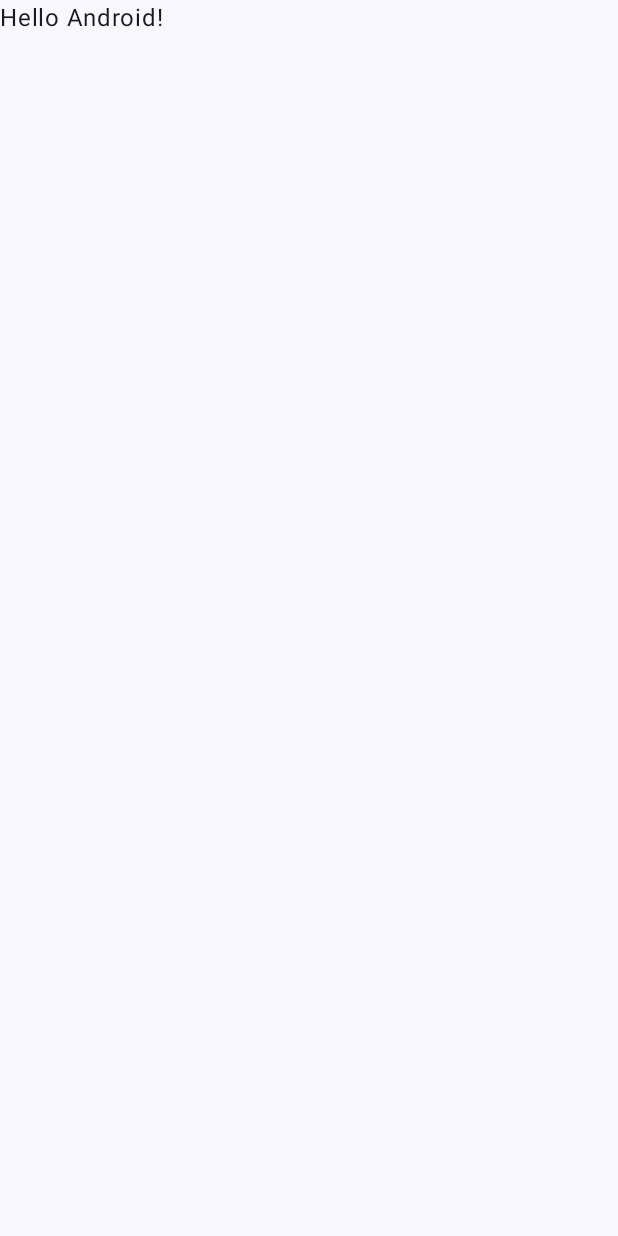
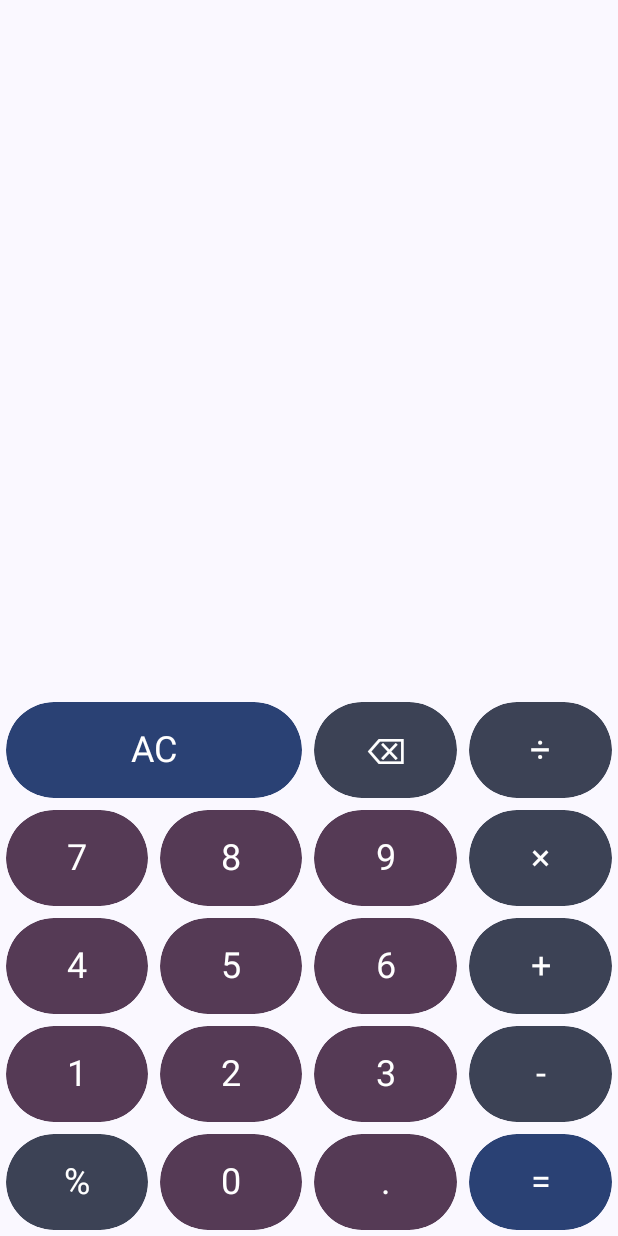
Before and after one commit to ro011110ot/KotlinCalculatorApp, an Android app built with Jetpack Compose: the screen it shows after launch (MainActivity), on a phone screen of 412 x 824 dp. Before the commit the screen is almost empty. Run offline under Robolectric (Android 15) with nearby library versions, the phone set to English and light mode, and no system bars.

Commit message:
Create buttons UI

```diff
--- a/app/src/main/java/com/botsheloramela/calculatorapp/MainActivity.kt
+++ b/app/src/main/java/com/botsheloramela/calculatorapp/MainActivity.kt
@@ -3,13 +3,26 @@ package com.botsheloramela.calculatorapp
 import android.os.Bundle
 import androidx.activity.ComponentActivity
 import androidx.activity.compose.setContent
+import androidx.compose.foundation.background
+import androidx.compose.foundation.layout.Column
+import androidx.compose.foundation.layout.Row
 import androidx.compose.foundation.layout.fillMaxSize
+import androidx.compose.foundation.layout.fillMaxWidth
+import androidx.compose.foundation.layout.padding
+import androidx.compose.foundation.layout.size
+import androidx.compose.foundation.shape.CircleShape
+import androidx.compose.material3.Button
+import androidx.compose.material3.ButtonDefaults
 import androidx.compose.material3.MaterialTheme
 import androidx.compose.material3.Surface
 import androidx.compose.material3.Text
 import androidx.compose.runtime.Composable
 import androidx.compose.ui.Modifier
+import androidx.compose.ui.draw.clip
+import androidx.compose.ui.text.TextStyle
 import androidx.compose.ui.tooling.preview.Preview
+import androidx.compose.ui.unit.dp
+import androidx.compose.ui.unit.sp
 import com.botsheloramela.calculatorapp.ui.theme.CalculatorAppTheme
 
 class MainActivity : ComponentActivity() {
@@ -22,7 +35,7 @@ class MainActivity : ComponentActivity() {
                     modifier = Modifier.fillMaxSize(),
                     color = MaterialTheme.colorScheme.background
                 ) {
-                    Greeting("Android")
+                    CalculatorScreen()
                 }
             }
         }
@@ -30,17 +43,75 @@ class MainActivity : ComponentActivity() {
 }
 
 @Composable
-fun Greeting(name: String, modifier: Modifier = Modifier) {
-    Text(
-        text = "Hello $name!",
-        modifier = modifier
+fun CalculatorScreen(modifier: Modifier = Modifier) {
+    val buttonRows = listOf(
+        listOf("AC", "⌫", "÷"),
+        listOf("7", "8", "9", "×"),
+        listOf("4", "5", "6", "+"),
+        listOf("1", "2", "3", "-"),
+        listOf("%", "0", ".", "=")
     )
+
+    val functionButtons = setOf("AC", "⌫", "÷", "×", "+", "-", "%", "=")
+
+    Column (modifier = modifier
+        .fillMaxSize()
+        .background(MaterialTheme.colorScheme.background)) {
+
+        Column (modifier = Modifier.weight(1f)) {
+
+        }
+
+        buttonRows.forEach { rowButtons ->
+            Row(modifier = modifier.fillMaxWidth()) {
+                rowButtons.forEach { buttonText ->
+                    val weight = if (buttonText.length == 2) 2f else 1f
+                    CalculatorButton(
+                        text = buttonText,
+                        isFunction = buttonText in functionButtons,
+                        modifier = modifier.weight(weight),
+                        onClick = {
+                            // Handle button click
+                        }
+                    )
+                }
+            }
+        }
+    }
+}
+
+@Composable
+fun CalculatorButton(
+    modifier: Modifier = Modifier,
+    text: String = "0",
+    isFunction: Boolean = false,
+    onClick: (String) -> Unit = {}) {
+
+    val containerColors = when {
+        isFunction && (text == "AC" || text == "=") -> MaterialTheme.colorScheme.primary
+        isFunction -> MaterialTheme.colorScheme.secondary
+        else -> MaterialTheme.colorScheme.tertiary
+    }
+
+    Button(modifier = modifier
+        .size(72.dp)
+        .padding(4.dp)
+        .clip(CircleShape),
+        onClick = { onClick(text) },
+        colors = ButtonDefaults.buttonColors(containerColor = containerColors)
+        ) {
+        Text(text = text, style = TextStyle(fontSize = 24.sp))
+    }
+}
+
+@Preview
+@Composable
+fun CalculatorButtonPreview() {
+    CalculatorButton()
 }
 
 @Preview(showBackground = true)
 @Composable
-fun GreetingPreview() {
-    CalculatorAppTheme {
-        Greeting("Android")
-    }
+fun CalculatorScreenPreview() {
+    CalculatorScreen()
 }
```
